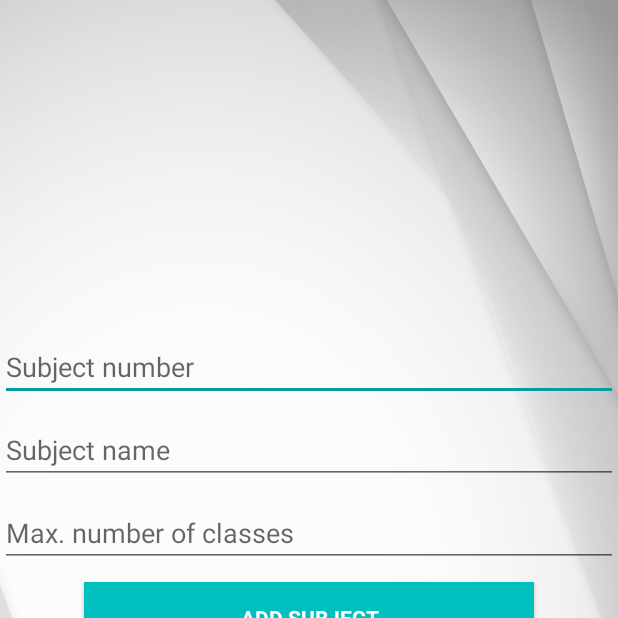
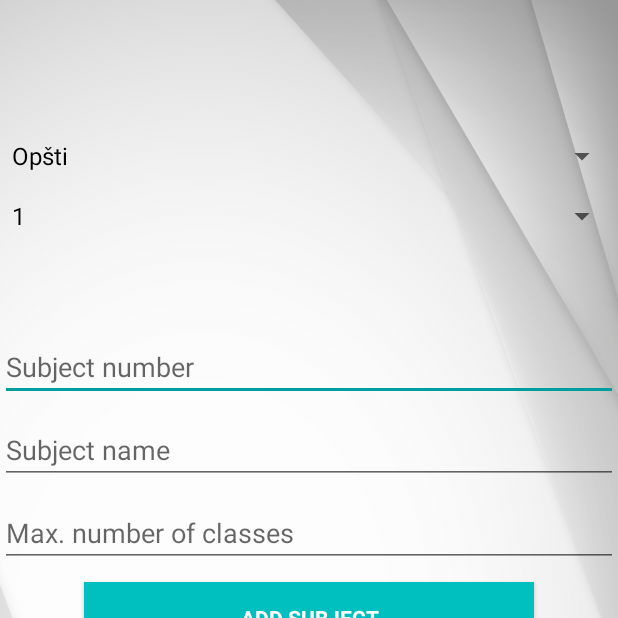
Before and after one commit to smith477/Sorry, an Android app: the ProfileActivityAdmin screen opened directly, with no data from a screen before it, after a tap on "ADD SUBJECT", on a phone screen of 412 x 824 dp, the top half of it. Run offline under Robolectric (Android 15) with nearby library versions, the phone set to English and light mode, and no system bars; our stand-ins replace Firebase (no records; nobody signed in at launch, a user with empty details on screens opened directly).

Commit message:
Admin can see all subjects

```diff
--- a/app/src/main/AndroidManifest.xml
+++ b/app/src/main/AndroidManifest.xml
@@ -49,6 +49,8 @@
         <activity android:name=".Admin.AddSubjectToProfessor" />
         <activity android:name=".Admin.FindSubjectByName" />
         <activity android:name=".Admin.UpdateSubject" />
+        <activity android:name=".Admin.AdminAllSubjectList"/>
+        <activity android:name=".Admin.AdminSubjectListAdapter"/>
         <!--
              The API key for Google Maps-based APIs is defined as a string resource.
              (See the file "res/values/google_maps_api.xml").
--- a/app/src/main/java/martin/sms/Admin/AddSubject.java
+++ b/app/src/main/java/martin/sms/Admin/AddSubject.java
@@ -4,8 +4,10 @@ import android.content.Intent;
 import android.support.v7.app.AppCompatActivity;
 import android.os.Bundle;
 import android.view.View;
+import android.widget.ArrayAdapter;
 import android.widget.Button;
 import android.widget.EditText;
+import android.widget.Spinner;
 
 import com.google.firebase.auth.FirebaseAuth;
 import com.google.firebase.database.DatabaseReference;
@@ -18,7 +20,8 @@ public class AddSubject extends AppCompatActivity {
 
     private EditText etSubjectKey, etMaxNumOfClasses, etSubjectName;
     private Button btnAddSubject;
-    private String subjectKey, maxNumOfClasses, subjectName;
+    private Spinner btnGodina, btnSmer;
+    private String subjectKey, maxNumOfClasses, subjectName, godina, smer;
     private FirebaseAuth auth;
     private FirebaseAuth.AuthStateListener authListener;
     private FirebaseDatabase firebaseDatabase;
@@ -28,6 +31,18 @@ public class AddSubject extends AppCompatActivity {
     protected void onCreate(Bundle savedInstanceState) {
         super.onCreate(savedInstanceState);
         setContentView(R.layout.activity_add_subject);
+
+        Spinner dropdownGodina = findViewById(R.id.godina);
+        String[] itemsGodina = new String[]{"1", "2", "3", "4"};
+        ArrayAdapter<String> adapter = new ArrayAdapter<>(this, android.R.layout.simple_spinner_dropdown_item, itemsGodina);
+        dropdownGodina.setAdapter(adapter);
+
+        Spinner dropdownSmer = findViewById(R.id.smer);
+        String[] itemsSmer = new String[]{"Opšti", "RII", "EKM", "US", "Elektroenergetika", "E", "T"};
+        ArrayAdapter<String> adapter1 = new ArrayAdapter<>(this, android.R.layout.simple_spinner_dropdown_item, itemsSmer);
+        dropdownSmer.setAdapter(adapter1);
+
+
 
         auth = FirebaseAuth.getInstance();
         auth = FirebaseAuth.getInstance();
@@ -39,6 +54,8 @@ public class AddSubject extends AppCompatActivity {
         etMaxNumOfClasses = (EditText) findViewById(R.id.fond_casova);
 
         btnAddSubject = (Button) findViewById(R.id.add_subject);
+        btnGodina = (Spinner) findViewById(R.id.godina);
+        btnSmer = (Spinner) findViewById(R.id.smer);
 
         btnAddSubject.setOnClickListener(new View.OnClickListener() {
             @Override
@@ -47,10 +64,12 @@ public class AddSubject extends AppCompatActivity {
                 subjectKey = etSubjectKey.getText().toString();
                 subjectName = etSubjectName.getText().toString();
                 maxNumOfClasses = etMaxNumOfClasses.getText().toString();
+                godina = btnGodina.getSelectedItem().toString();
+                smer = btnSmer.getSelectedItem().toString();
 
                 String id = myRef.push().getKey();
                 //Subject subject = new Subject(subjectKey, subjectName, "", maxNumOfClasses, id);
-                Subject subject = new Subject(subjectKey, subjectName, "", maxNumOfClasses, id, 0, 0);
+                Subject subject = new Subject(subjectKey, subjectName, "", maxNumOfClasses, id, 0, 0, godina, smer);
 
                 myRef.child("subjects")
                         .child(id)
--- a/app/src/main/java/martin/sms/Admin/ProfileActivityAdmin.java
+++ b/app/src/main/java/martin/sms/Admin/ProfileActivityAdmin.java
@@ -19,7 +19,7 @@ import martin.sms.Student.MainActivity;
 
 public class ProfileActivityAdmin extends AppCompatActivity {
 
-    Button btnUpdateStudent, btnUpdateProfessor, btnAddSubject, btnSignOut, btnUpdateSubject;
+    Button btnUpdateStudent, btnUpdateProfessor, btnAddSubject, btnSignOut, btnUpdateSubject, btnSubject;
     private FirebaseAuth auth;
     private FirebaseDatabase firebaseDatabase;
     private FirebaseAuth.AuthStateListener authListener;
@@ -35,6 +35,7 @@ public class ProfileActivityAdmin extends AppCompatActivity {
         btnAddSubject = (Button) findViewById(R.id.add_subject);
         btnSignOut = (Button)findViewById(R.id.btn_sign_out);
         btnUpdateSubject = (Button)findViewById(R.id.update_subject);
+        btnSubject = (Button)findViewById(R.id.btn_Subjects);
 
         setupFirebaseAuth();
 
@@ -48,6 +49,13 @@ public class ProfileActivityAdmin extends AppCompatActivity {
                 }
             }
         };
+
+        btnSubject.setOnClickListener(new View.OnClickListener() {
+            @Override
+            public void onClick(View view) {
+                startActivity(new Intent(ProfileActivityAdmin.this, AdminAllSubjectList.class));
+            }
+        });
 
         btnUpdateStudent.setOnClickListener(new View.OnClickListener() {
             @Override
--- a/app/src/main/res/layout/activity_add_subject.xml
+++ b/app/src/main/res/layout/activity_add_subject.xml
@@ -6,6 +6,8 @@
     android:layout_height="match_parent"
     tools:context=".Admin.AddSubject"
     android:background="@drawable/pozadina2">
+
+
 
     <EditText
         android:id="@+id/sifra_predmeta"
@@ -34,6 +36,24 @@
         android:textColor="@android:color/black"
         android:layout_above="@+id/add_subject"/>
 
+    <Spinner
+        android:id="@+id/godina"
+        android:layout_width="match_parent"
+        android:layout_height="wrap_content"
+        android:dropDownWidth="wrap_content"
+        android:spinnerMode="dropdown"
+        android:textColor="@android:color/black"
+        android:layout_marginTop="120dp"/>
+
+    <Spinner
+        android:id="@+id/smer"
+        android:layout_width="match_parent"
+        android:layout_height="wrap_content"
+        android:dropDownWidth="wrap_content"
+        android:spinnerMode="dropdown"
+        android:textColor="@android:color/black"
+        android:layout_marginTop="80dp"/>
+
     <Button
         android:id="@+id/add_subject"
         style="?android:textAppearanceSmall"
```
Also changed, not shown: app/src/main/java/martin/sms/Admin/AdminAllSubjectList.java (added, +105 -0 lines), app/src/main/java/martin/sms/Admin/AdminSubjectListAdapter.java (added, +48 -0 lines), app/src/main/java/martin/sms/Admin/UpdateSubject.java (+34 -1 lines), app/src/main/java/martin/sms/LoginActivity.java (+6 -1 lines), app/src/main/java/martin/sms/Professor/ProfileActivityProfessor.java (+12 -11 lines), app/src/main/java/martin/sms/Subject.java (+20 -2 lines), app/src/main/res/layout/activity_admin_all_subject_list.xml (added, +28 -0 lines), app/src/main/res/layout/activity_admin_all_subject_list_item.xml (added, +69 -0 lines), app/src/main/res/layout/activity_profile_admin.xml (+9 -0 lines), app/src/main/res/layout/activity_update_subject.xml (+18 -0 lines).
